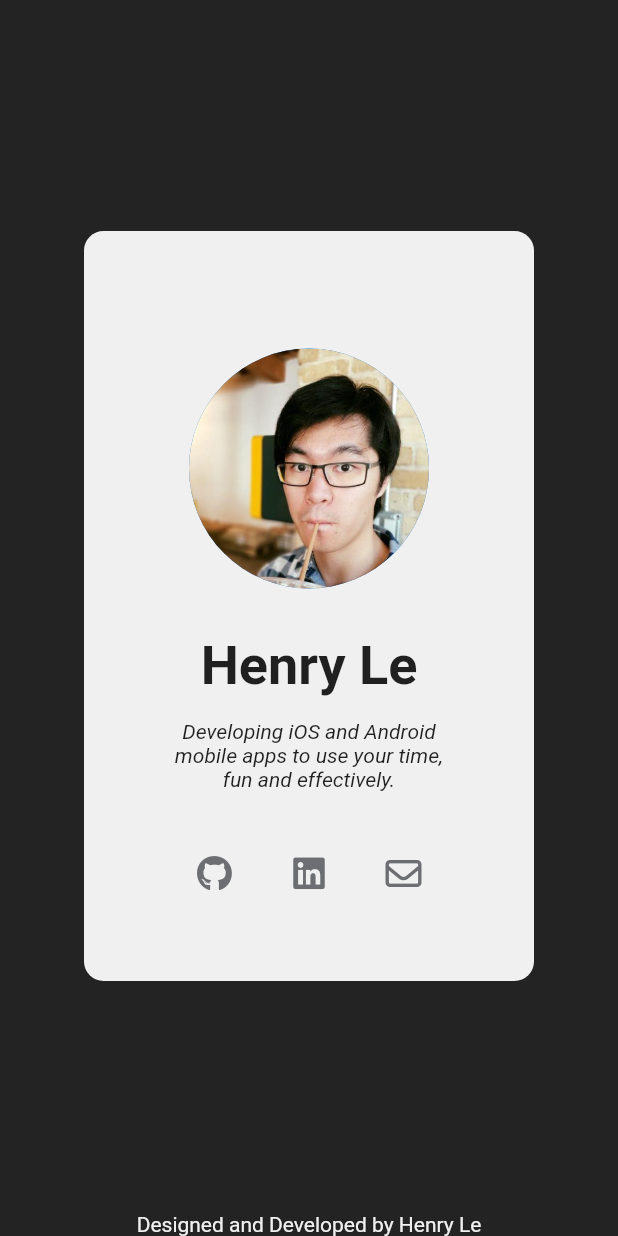
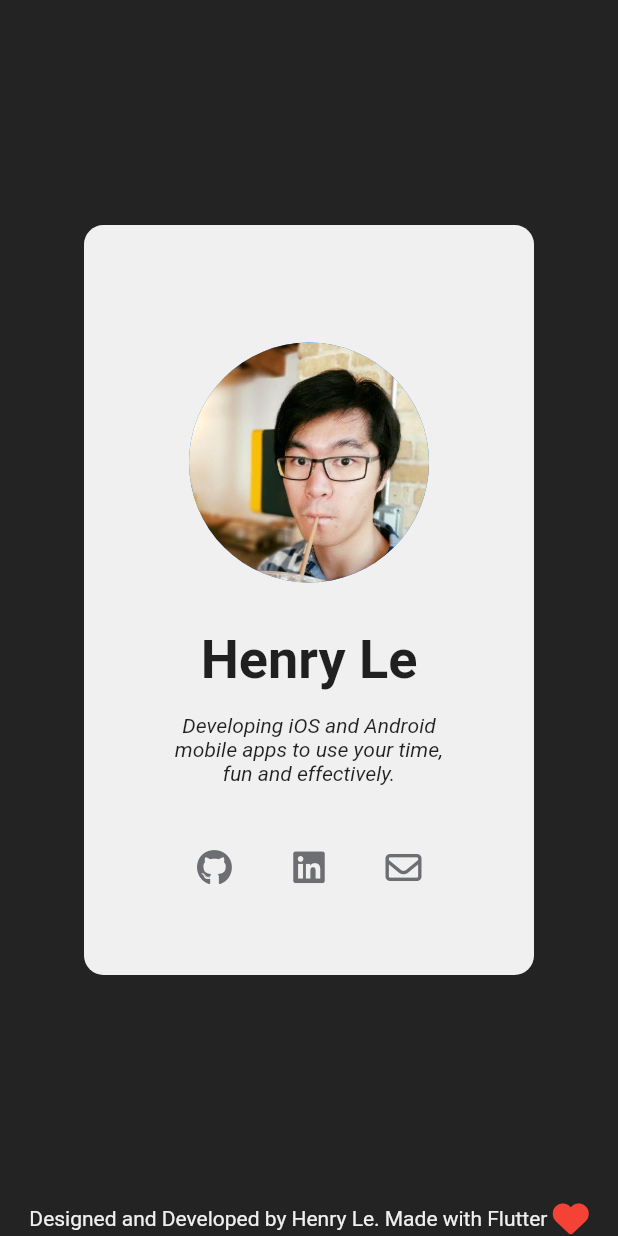
Before and after one commit to lainshiHenry/Portfolio_card_app, a Flutter app: the screen it shows after launch, on a phone screen of 412 x 824 dp. Run offline on Flutter 3.47's test engine with Material 2 defaults, Android fonts, the light colour scheme and no system bars; our stand-ins replace font_awesome_flutter; missing offline and left inert: dart:js.

Commit message:
Updated Signature to include "Made with Flutter"

```diff
--- a/lib/view/screens/homepage.dart
+++ b/lib/view/screens/homepage.dart
@@ -1,4 +1,5 @@
 import 'package:flutter/material.dart';
+import 'package:font_awesome_flutter/font_awesome_flutter.dart';
 import 'package:henry_portfolio_card/controller/get_profile_links_list.dart';
 import 'package:henry_portfolio_card/model/profile.dart';
 
@@ -117,10 +118,14 @@ class HomePage extends StatelessWidget {
           mainAxisAlignment: MainAxisAlignment.center,
           children: const [
             Text(
-              'Designed and Developed by Henry Le',
+              'Designed and Developed by Henry Le. Made with Flutter ',
               style: TextStyle(
                 color: Color(0xFFF0F0F0),
               ),
+            ),
+            FaIcon(
+              FontAwesomeIcons.solidHeart,
+              color: Colors.red,
             ),
           ],
         ),
```
Also changed, not shown: 1 other file.
